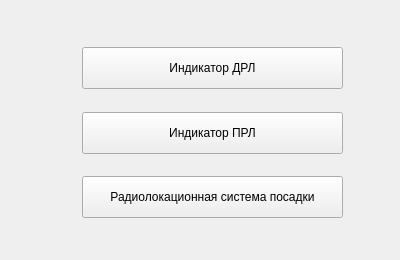
Old version of the form menu.ui in the repository oln0ry/IKO.
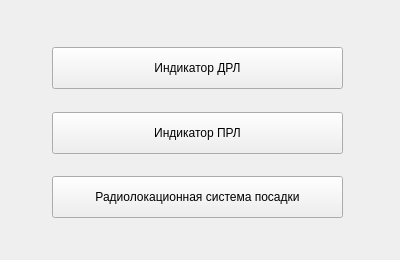
New version of the form.

Commit message: Доработка интерфейса и частичная привязка к функционалу

What changed in the file:
```diff
--- a/menu.ui
+++ b/menu.ui
@@ -29,9 +29,9 @@
    <widget class="QWidget" name="verticalLayoutWidget">
     <property name="geometry">
      <rect>
-      <x>22</x>
+      <x>-8</x>
       <y>-3</y>
-      <width>381</width>
+      <width>411</width>
       <height>271</height>
      </rect>
     </property>
```
The commit also changes 6 other files.
